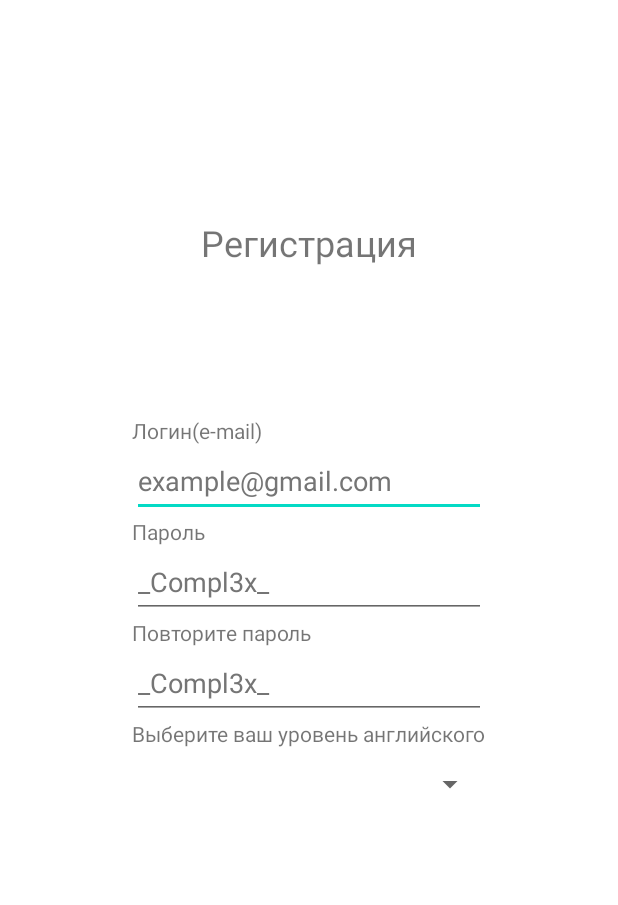
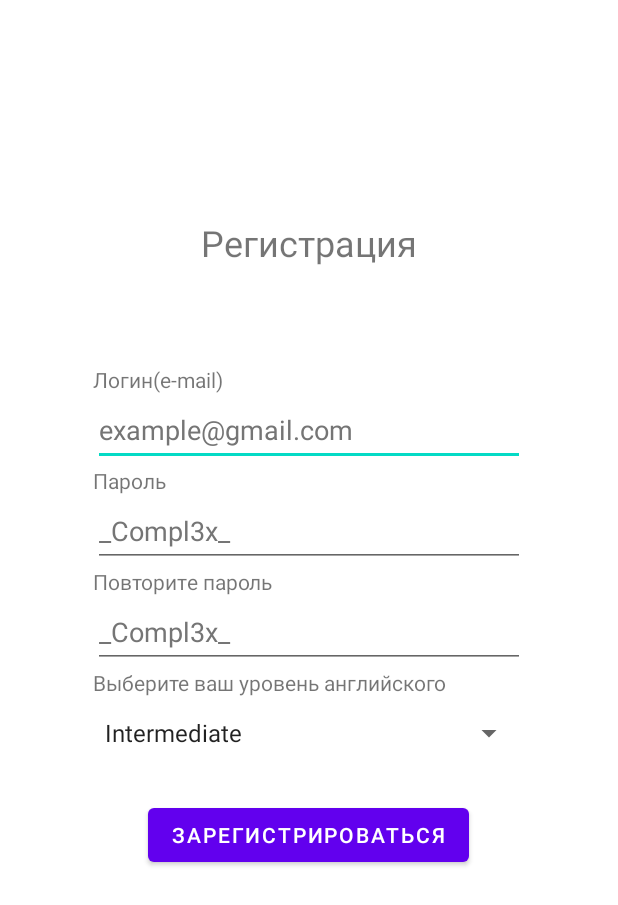
Before and after one commit to kiryuha21/SimpleEnglishApp, an Android app: the SignUp screen opened directly, with no data from a screen before it, on a phone screen of 412 x 824 dp. Shown: the top 905 px of the screen. Run offline under Robolectric (Android 15) with nearby library versions, the phone set to English and light mode, and no system bars.

Commit message:
making futher design

```diff
--- a/app/src/main/res/layout/activity_sign_up.xml
+++ b/app/src/main/res/layout/activity_sign_up.xml
@@ -19,13 +19,16 @@
         app:layout_constraintVertical_bias="0.184" />
 
     <LinearLayout
-        android:layout_width="wrap_content"
+        android:id="@+id/linearLayout2"
+        android:layout_width="0dp"
         android:layout_height="wrap_content"
+        android:gravity="center"
         android:orientation="vertical"
         app:layout_constraintBottom_toBottomOf="parent"
         app:layout_constraintEnd_toEndOf="parent"
         app:layout_constraintStart_toStartOf="parent"
-        app:layout_constraintTop_toTopOf="parent">
+        app:layout_constraintTop_toTopOf="parent"
+        app:layout_constraintWidth_percent="0.7">
 
         <TextView
             android:id="@+id/textView2"
@@ -88,8 +91,18 @@
             android:id="@+id/spinner"
             android:layout_width="match_parent"
             android:layout_height="wrap_content"
-            android:contentDescription="Проверка"
+            android:entries="@array/english_levels"
             android:minHeight="48dp" />
+
+        <Space
+            android:layout_width="match_parent"
+            android:layout_height="20dp" />
+
+        <Button
+            android:id="@+id/button3"
+            android:layout_width="wrap_content"
+            android:layout_height="wrap_content"
+            android:text="Зарегистрироваться" />
     </LinearLayout>
 
 </androidx.constraintlayout.widget.ConstraintLayout>
```
